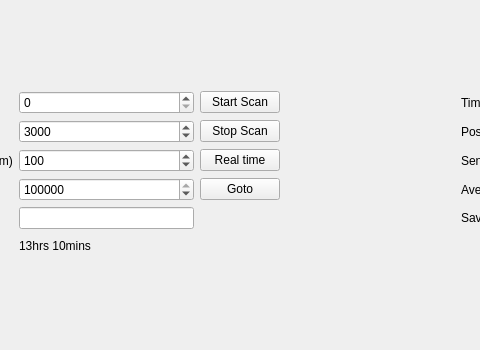
First picture: the form in app/MainWindow.ui, repository earik87/light, before the edit; both pictures show x 106 to 586 and y 425 to 775 of the 874 by 775 pixel window.
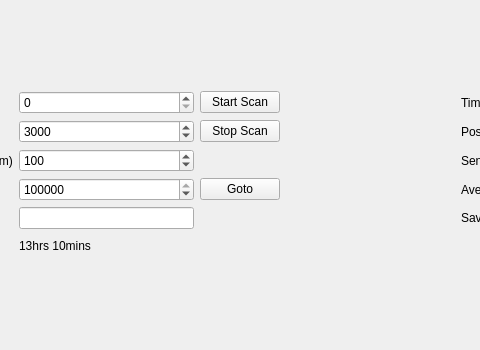
Second picture: the form after the edit.

Commit message: Removed realtime button and fixed saving data.

Patch:
```diff
--- a/app/MainWindow.ui
+++ b/app/MainWindow.ui
@@ -118,16 +118,6 @@
          </property>
         </widget>
        </item>
-       <item row="2" column="2">
-        <widget class="QPushButton" name="btnRealtime">
-         <property name="text">
-          <string>Real time</string>
-         </property>
-         <property name="autoDefault">
-          <bool>false</bool>
-         </property>
-        </widget>
-       </item>
        <item row="1" column="0">
         <widget class="QLabel" name="label_2">
          <property name="text">
```
The commit also changes 2 other files.
